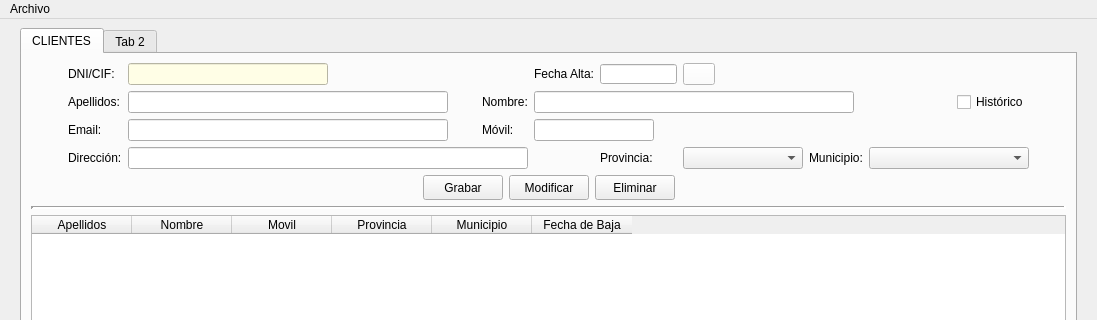
Qt form templates/venPrincipal.ui (EvanSilva/ProyectoDI-2) before a commit; both pictures show x 0 to 1097 and y 0 to 320 of the 1097 by 812 pixel window.
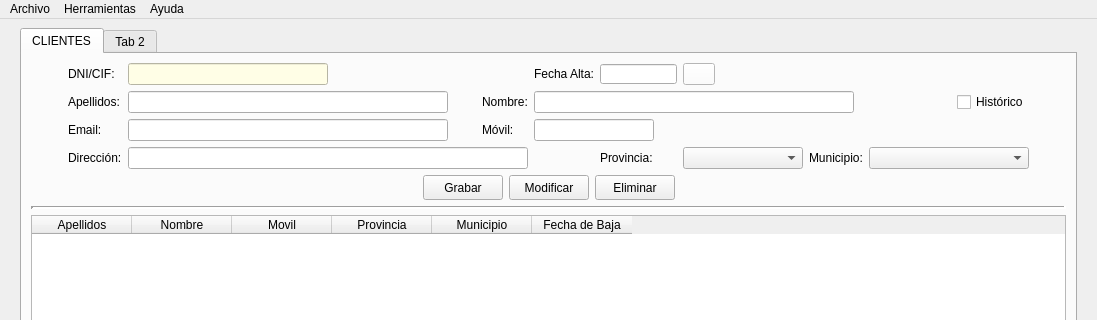
The same form after that commit. Icons and pictures are not drawn.

Patch:
```diff
--- a/templates/venPrincipal.ui
+++ b/templates/venPrincipal.ui
@@ -734,7 +734,21 @@
     </property>
     <addaction name="actionSalir"/>
    </widget>
+   <widget class="QMenu" name="menuHerramientas">
+    <property name="title">
+     <string>Herramientas</string>
+    </property>
+    <addaction name="actionCrearBackup"/>
+    <addaction name="actionRestaurar"/>
+   </widget>
+   <widget class="QMenu" name="menuAyuda">
+    <property name="title">
+     <string>Ayuda</string>
+    </property>
+   </widget>
    <addaction name="menuArchivo"/>
+   <addaction name="menuHerramientas"/>
+   <addaction name="menuAyuda"/>
   </widget>
   <widget class="QStatusBar" name="statusbar"/>
   <action name="actionSalir">
```
Left out of the diff: 12 changed lines with no effect on the pictures.
